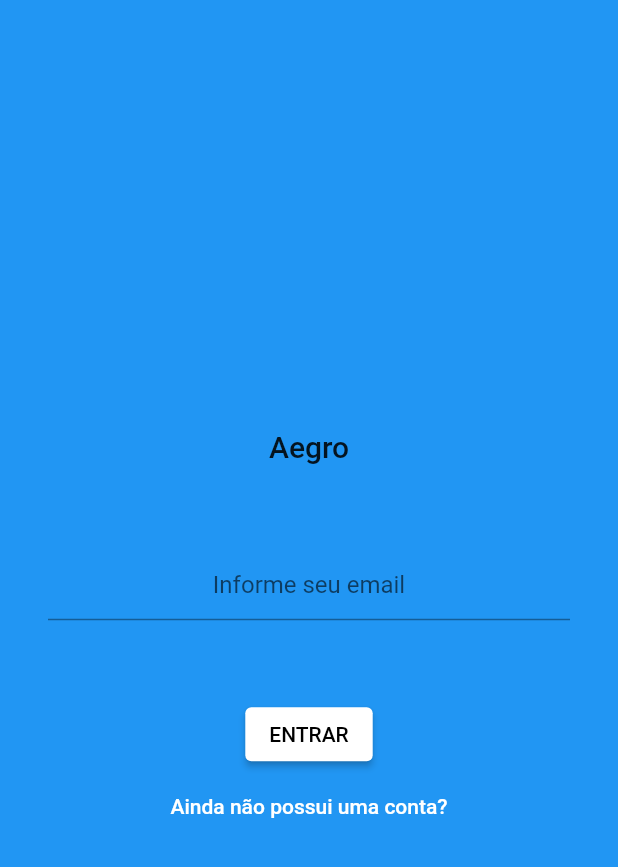
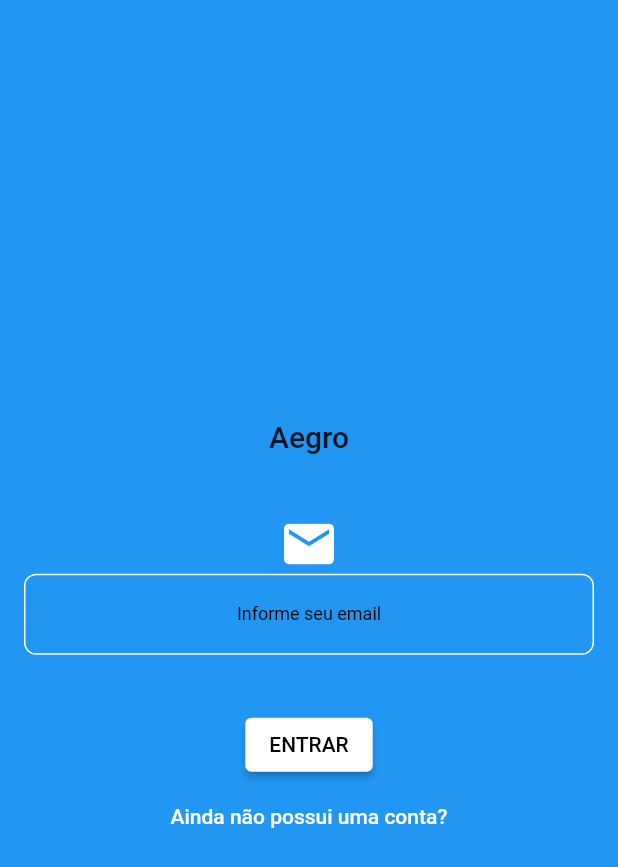
Before and after one commit to jhenriquedsilva/Seeder, a Flutter app: the screen it shows after launch, on a phone screen of 412 x 824 dp. Shown: the top 867 px of the screen. Run offline on Flutter 3.47's test engine with Material 2 defaults, Android fonts, the phone set to English and light mode, and no system bars; our stand-ins replace shared_preferences, sqflite; accounts and stored records are empty.

Commit message:
feature: style text form fields

```diff
--- a/lib/ui/widgets/input_form.dart
+++ b/lib/ui/widgets/input_form.dart
@@ -69,11 +69,35 @@ class _InputFormState extends State<InputForm> {
           children: [
             if (!isLogin)
               Padding(
-                padding: const EdgeInsets.all(32),
-                child: TextFormField(
+                padding: const EdgeInsets.all(16),
+                child: Column(
+                  children: [
+                    const Icon(
+                      Icons.person,
+                      color: Colors.white,
+                      size: 40,
+                    ),
+                    TextFormField(
+                      cursorColor: Colors.white,
+                      style: Theme.of(context).textTheme.labelMedium,
                       textAlign: TextAlign.center,
-                  decoration: const InputDecoration(
+                      decoration: InputDecoration(
                         hintText: 'Informe seu nome completo',
+                        hintStyle: Theme.of(context).textTheme.labelMedium,
+                        enabledBorder: const OutlineInputBorder(
+                            borderRadius: BorderRadius.all(Radius.circular(8)),
+                            borderSide: BorderSide(color: Colors.white)),
+                        focusedBorder: const OutlineInputBorder(
+                            borderRadius: BorderRadius.all(Radius.circular(8)),
+                            borderSide:
+                                BorderSide(color: Colors.white, width: 2.0)),
+                        errorBorder: const OutlineInputBorder(
+                            borderRadius: BorderRadius.all(Radius.circular(8)),
+                            borderSide: BorderSide(color: Colors.red)),
+                        focusedErrorBorder: const OutlineInputBorder(
+                            borderRadius: BorderRadius.all(Radius.circular(8)),
+                            borderSide:
+                                BorderSide(color: Colors.red, width: 2.0)),
                       ),
                       keyboardType: TextInputType.name,
                       validator: (name) {
@@ -85,15 +109,41 @@ class _InputFormState extends State<InputForm> {
                       onSaved: (fullName) {
                         _userFullName = fullName as String;
                       },
+                    )
+                  ],
                 ),
               ),
             Padding(
-              padding: const EdgeInsets.all(32),
-              child: TextFormField(
+              padding: const EdgeInsets.all(16),
+              child: Column(
+                children: [
+                  const Icon(
+                    Icons.email,
+                    color: Colors.white,
+                    size: 40,
+                  ),
+                  TextFormField(
+                    cursorColor: Colors.white,
+                    style: Theme.of(context).textTheme.labelMedium,
                     textAlign: TextAlign.center,
                     keyboardType: TextInputType.emailAddress,
-                decoration: const InputDecoration(
+                    decoration: InputDecoration(
                       hintText: 'Informe seu email',
+                      hintStyle: Theme.of(context).textTheme.labelMedium,
+                      enabledBorder: const OutlineInputBorder(
+                          borderRadius: BorderRadius.all(Radius.circular(8)),
+                          borderSide: BorderSide(color: Colors.white)),
+                      focusedBorder: const OutlineInputBorder(
+                          borderRadius: BorderRadius.all(Radius.circular(8)),
+                          borderSide:
+                              BorderSide(color: Colors.white, width: 2.0)),
+                      errorBorder: const OutlineInputBorder(
+                          borderRadius: BorderRadius.all(Radius.circular(8)),
+                          borderSide: BorderSide(color: Colors.red)),
+                      focusedErrorBorder: const OutlineInputBorder(
+                          borderRadius: BorderRadius.all(Radius.circular(8)),
+                          borderSide:
+                              BorderSide(color: Colors.red, width: 2.0)),
                     ),
                     validator: (email) {
                       final regex = RegExp(
@@ -106,6 +156,8 @@ class _InputFormState extends State<InputForm> {
                     onSaved: (userEmail) {
                       _userEmail = userEmail as String;
                     },
+                  )
+                ],
               ),
             ),
             const SizedBox(
```
Lines whose indentation alone changed are shown as unchanged.
